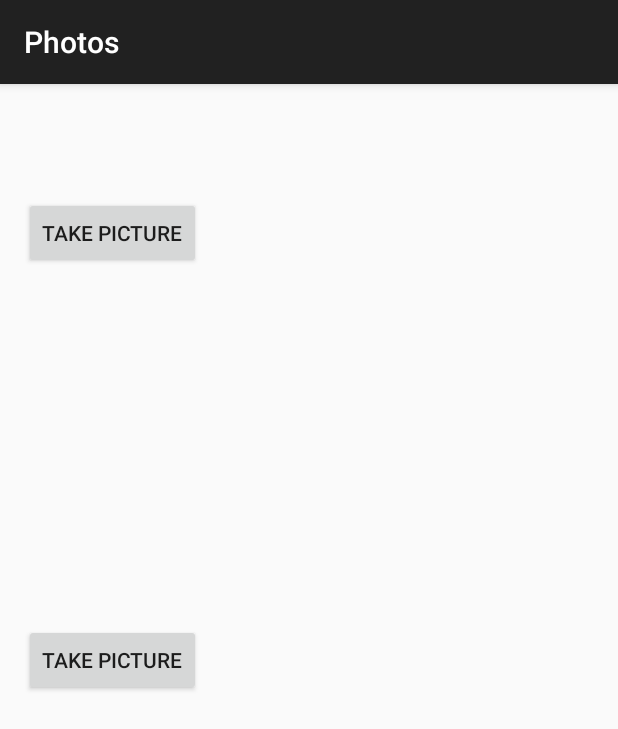
After one commit to jt4uc/DiscGo, an Android app: the CameraActivity screen opened directly, with no data from a screen before it, on a phone screen of 412 x 824 dp. The commit adds this screen. Shown: the top 729 px of the screen. Run offline under Robolectric (Android 15) with nearby library versions, the phone set to English and light mode, and no system bars.

Commit message:
Added an activity and passed data to it

```diff
--- /dev/null
+++ b/DiscGo/app/src/main/res/layout/activity_camera.xml
@@ -0,0 +1,60 @@
+<RelativeLayout xmlns:android="http://schemas.android.com/apk/res/android"
+    xmlns:tools="http://schemas.android.com/tools" android:layout_width="match_parent"
+    android:layout_height="match_parent" android:paddingLeft="@dimen/activity_horizontal_margin"
+    android:paddingRight="@dimen/activity_horizontal_margin"
+    android:paddingTop="@dimen/activity_vertical_margin"
+    android:paddingBottom="@dimen/activity_vertical_margin" tools:context=".MainActivity">
+
+    <TextView
+        android:layout_width="wrap_content"
+        android:layout_height="wrap_content"
+        android:text="New Text"
+        android:id="@+id/courseName"
+        android:layout_centerHorizontal="true" />
+
+    <Button
+        android:layout_width="wrap_content"
+        android:layout_height="wrap_content"
+        android:text="Take Picture"
+        android:id="@+id/button"
+        android:onClick="firstImage"
+        android:layout_alignParentTop="true"
+        android:layout_alignParentLeft="true"
+        android:layout_alignParentStart="true"
+        android:layout_marginTop="59dp" />
+
+    <ImageView
+        android:layout_width="wrap_content"
+        android:layout_height="wrap_content"
+        android:id="@+id/imageView"
+        android:minHeight="@dimen/notification_large_icon_height"
+        android:minWidth="@dimen/notification_large_icon_width"
+        android:layout_below="@+id/button"
+        android:layout_toRightOf="@+id/button2"
+        android:layout_alignParentRight="true"
+        android:layout_alignParentEnd="true" />
+
+    <Button
+        android:layout_width="wrap_content"
+        android:layout_height="wrap_content"
+        android:text="Take Picture"
+        android:id="@+id/button2"
+        android:onClick="secondImage"
+        android:layout_centerVertical="true"
+        android:layout_alignParentLeft="true"
+        android:layout_alignParentStart="true" />
+
+    <ImageView
+        android:layout_width="wrap_content"
+        android:layout_height="wrap_content"
+        android:id="@+id/imageView2"
+        android:layout_below="@+id/button2"
+        android:layout_alignParentRight="true"
+        android:layout_alignParentEnd="true"
+        android:minHeight="@dimen/notification_large_icon_height"
+        android:minWidth="@dimen/notification_large_icon_width"
+        android:layout_alignLeft="@+id/imageView"
+        android:layout_alignStart="@+id/imageView" />
+
+
+</RelativeLayout>
--- /dev/null
+++ b/DiscGo/app/src/main/res/values/dimens.xml
@@ -0,0 +1,5 @@
+<resources>
+    <!-- Default screen margins, per the Android Design guidelines. -->
+    <dimen name="activity_horizontal_margin">16dp</dimen>
+    <dimen name="activity_vertical_margin">16dp</dimen>
+</resources>
--- a/DiscGo/app/src/main/res/values/strings.xml
+++ b/DiscGo/app/src/main/res/values/strings.xml
@@ -1,4 +1,6 @@
 <resources>
     <string name="app_name">DiscGo</string>
     <string name="title_activity_maps">Map</string>
+    <string name="title_activity_camera">Photos</string>
+
 </resources>
```
Also changed, not shown: DiscGo/app/src/main/AndroidManifest.xml (+8 -0 lines), DiscGo/app/src/main/java/cs4720/cs/virginia/edu/discgo/CameraActivity.java (added, +149 -0 lines), DiscGo/app/src/main/java/cs4720/cs/virginia/edu/discgo/MapsActivity.java (+7 -1 lines).
